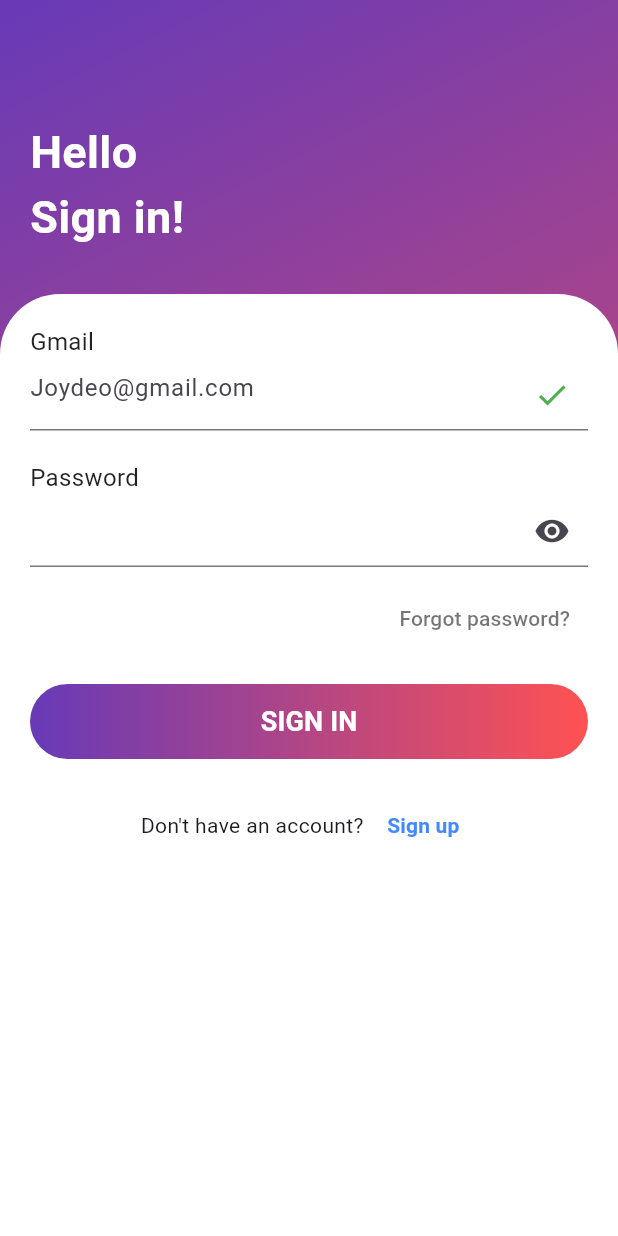
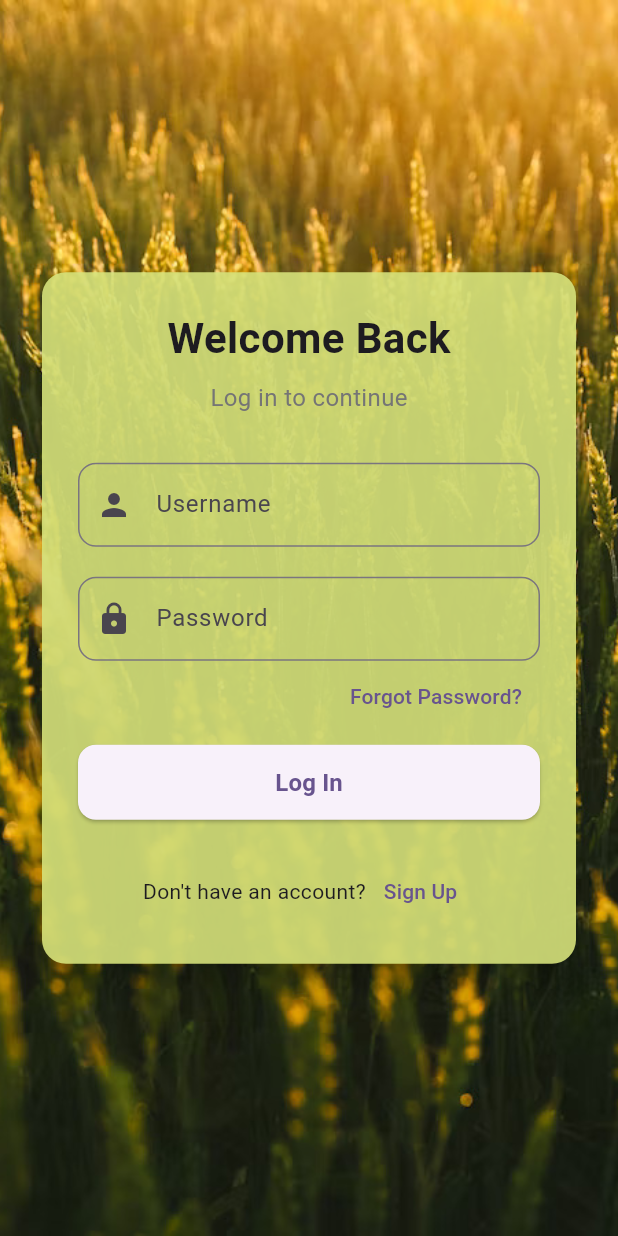
Before and after one commit to Jithin-janardhanan/IOT-project, a Flutter app: the screen it shows after launch, on a phone screen of 412 x 824 dp. Run offline on Flutter 3.47's test engine with Material 3 defaults, Android fonts, the phone set to English and light mode, and no system bars.

Commit message:
login without shared preference

```diff
--- a/lib/home_page.dart
+++ b/lib/home_page.dart
@@ -3,12 +3,12 @@ import 'package:flutter/material.dart';
 import 'dart:convert';
 import 'package:http/http.dart' as http;
 
-class home extends StatefulWidget {
+class Home extends StatefulWidget {
   @override
-  _homeState createState() => _homeState();
+  _HomeState createState() => _HomeState();
 }
 
-class _homeState extends State<home> {
+class _HomeState extends State<Home> {
   final TextEditingController usernameController = TextEditingController();
   final TextEditingController phoneController = TextEditingController();
   bool status = true;
--- /dev/null
+++ b/lib/login.dart
@@ -0,0 +1,287 @@
+import 'package:flutter/material.dart';
+import 'dart:convert';
+import 'package:http/http.dart' as http;
+import 'package:iot/home_page.dart';
+
+class Login extends StatefulWidget {
+  @override
+  _LoginState createState() => _LoginState();
+}
+
+class _LoginState extends State<Login> {
+  final _formkey = GlobalKey<FormState>();
+  final TextEditingController _usernameController = TextEditingController();
+  final TextEditingController _passwordController = TextEditingController();
+  bool _isLoading = false;
+  String _statusMessage = '';
+  bool _isSuccess = false;
+
+  Future<void> _login() async {
+    if (!_formkey.currentState!.validate()) {
+      return;
+    }
+
+    setState(() {
+      _isLoading = true;
+      _statusMessage = '';
+      _isSuccess = false;
+    });
+
+    try {
+      var headers = {
+        'Accept': 'application/json',
+        'Content-Type': 'application/json'
+      };
+
+      var uri = Uri.parse('http://192.168.20.10:8000/login/');
+
+      // If you're on a physical device:
+      // var uri = Uri.parse('http://YOUR_MACHINE_IP:8000/login/');
+
+      var body = json.encode({
+        "username": _usernameController.text.trim()           ,
+        "password": _passwordController.text
+      });
+
+      print('Attempting to connect to: $uri');
+
+      var response = await http
+          .post(uri, headers: headers, body: body)
+          .timeout(Duration(seconds: 10));
+
+      setState(() {
+        _isLoading = false;
+      });
+
+      if (response.statusCode == 200) {
+        setState(() {
+          _statusMessage = 'Login successful!';
+          _isSuccess = true;
+        });
+
+        // Navigate to dashboard
+        Future.delayed(const Duration(milliseconds: 500), () {
+          Navigator.push(
+            context,
+            MaterialPageRoute(builder: (context) => Home()),
+          );
+        });
+      } else if (response.statusCode == 400) {
+        _statusMessage = 'check password and email';
+        _isSuccess = false;
+      } else {
+        setState(() {
+          _statusMessage =
+              'Login failed: ${response.statusCode} - ${response.reasonPhrase ?? 'Unknown error'}';
+          _isSuccess = false;
+        });
+      }
+    } catch (e) {
+      print('Exception during login: ${e.toString()}');
+      setState(() {
+        _isLoading = false;
+        _statusMessage =
+            'Connection error: Unable to reach the server. Please check your network connection and server status.';
+        _isSuccess = false;
+      });
+    }
+  }
+
+  @override
+  Widget build(BuildContext context) {
+    return Scaffold(
+      body: Container(
+        width: double.infinity,
+        decoration: BoxDecoration(
+          image: DecorationImage(
+              image: AssetImage("assets/agri.jpg"), fit: BoxFit.cover),
+          gradient: LinearGradient(
+            begin: Alignment.topCenter,
+            end: Alignment.bottomCenter,
+            colors: [
+              const Color.fromARGB(255, 250, 92, 92),
+              const Color.fromARGB(255, 89, 6, 6)
+            ],
+          ),
+        ),
+        child: SafeArea(
+          child: Center(
+            child: SingleChildScrollView(
+              padding: const EdgeInsets.all(24),
+              child: Card(
+                color: const Color.fromARGB(255, 214, 226, 123)
+                    .withValues(alpha: .9),
+                elevation: 8,
+                shape: RoundedRectangleBorder(
+                  borderRadius: BorderRadius.circular(16),
+                ),
+                child: Padding(
+                  padding: const EdgeInsets.all(24),
+                  child: Form(
+                    key: _formkey,
+                    child: Column(
+                      mainAxisSize: MainAxisSize.min,
+                      children: [
+                        const Text(
+                          'Welcome Back',
+                          style: TextStyle(
+                            fontSize: 28,
+                            fontWeight: FontWeight.bold,
+                          ),
+                        ),
+                        const SizedBox(height: 8),
+                        Text(
+                          'Log in to continue',
+                          style: TextStyle(
+                            fontSize: 16,
+                            color: Colors.grey.shade600,
+                          ),
+                        ),
+                        const SizedBox(height: 32),
+                        TextFormField(
+                          controller: _usernameController,
+                          decoration: InputDecoration(
+                            labelText: 'Username',
+                            prefixIcon: const Icon(Icons.person),
+                            border: OutlineInputBorder(
+                              borderRadius: BorderRadius.circular(12),
+                            ),
+                          ),
+                          validator: (value) {
+                            if (value == null || value.isEmpty) {
+                              return 'Please enter your username';
+                            }
+                            return null;
+                          },
+                        ),
+                        const SizedBox(height: 20),
+                        TextFormField(
+                          controller: _passwordController,
+                          decoration: InputDecoration(
+                            labelText: 'Password',
+                            prefixIcon: const Icon(Icons.lock),
+                            border: OutlineInputBorder(
+                              borderRadius: BorderRadius.circular(12),
+                            ),
+                          ),
+                          obscureText: true,
+                          validator: (value) {
+                            if (value == null || value.isEmpty) {
+                              return 'Please enter your password';
+                            }
+                            return null;
+                          },
+                        ),
+                        Align(
+                          alignment: Alignment.centerRight,
+                          child: TextButton(
+                            onPressed: () {
+                              // Implement forgot password logic
+                            },
+                            child: const Text('Forgot Password?'),
+                          ),
+                        ),
+
+                        // Toggle between mock and API authentication (for development)
+
+                        const SizedBox(height: 8),
+
+                        if (_statusMessage.isNotEmpty)
+                          Padding(
+                            padding: const EdgeInsets.only(bottom: 16),
+                            child: Text(
+                              _statusMessage,
+                              style: TextStyle(
+                                color: _isSuccess ? Colors.green : Colors.red,
+                                fontWeight: FontWeight.bold,
+                              ),
+                            ),
+                          ),
+                        SizedBox(
+                          width: double.infinity,
+                          height: 50,
+                          child: ElevatedButton(
+                            onPressed: _isLoading ? null : _login,
+                            style: ElevatedButton.styleFrom(
+                              shape: RoundedRectangleBorder(
+                                borderRadius: BorderRadius.circular(12),
+                              ),
+                            ),
+                            child: _isLoading
+                                ? const CircularProgressIndicator(
+                                    color: Colors.white)
+                                : const Text(
+                                    'Log In',
+                                    style: TextStyle(
+                                      fontSize: 16,
+                                      fontWeight: FontWeight.bold,
+                                    ),
+                                  ),
+                          ),
+                        ),
+                        const SizedBox(height: 24),
+                        Row(
+                          mainAxisAlignment: MainAxisAlignment.center,
+                          children: [
+                            const Text("Don't have an account?"),
+                            TextButton(
+                              onPressed: () {
+                                // Navigate to signup page
+                              },
+                              child: const Text('Sign Up'),
+                            ),
+                          ],
+                        ),
+                      ],
+                    ),
+                  ),
+                ),
+              ),
+            ),
+          ),
+        ),
+      ),
+    );
+  }
+
+  @override
+  void dispose() {
+    _usernameController.dispose();
+    _passwordController.dispose();
+    super.dispose();
+  }
+}
+
+// Dashboard page
+class DashboardPage extends StatelessWidget {
+  const DashboardPage({Key? key}) : super(key: key);
+
+  @override
+  Widget build(BuildContext context) {
+    return Scaffold(
+      appBar: AppBar(
+        title: const Text('Dashboard'),
+      ),
+      body: Center(
+        child: Column(
+          mainAxisAlignment: MainAxisAlignment.center,
+          children: [
+            const Text(
+              'Welcome, Jithin!',
+              style: TextStyle(fontSize: 24, fontWeight: FontWeight.bold),
+            ),
+            const SizedBox(height: 20),
+            const Text('You have successfully logged in.'),
+            const SizedBox(height: 40),
+            ElevatedButton(
+              onPressed: () {
+                Navigator.pop(context);
+              },
+              child: const Text('Log Out'),
+            ),
+          ],
+        ),
+      ),
+    );
+  }
+}
--- a/lib/main.dart
+++ b/lib/main.dart
@@ -1,6 +1,6 @@
 import 'package:flutter/material.dart';
 import 'package:iot/home_page.dart';
-import 'package:iot/signup.dart';
+import 'package:iot/login.dart';
 
 void main() {
   runApp(const MyApp());
@@ -18,7 +18,7 @@ class MyApp extends StatelessWidget {
         colorScheme: ColorScheme.fromSeed(seedColor: Colors.deepPurple),
         useMaterial3: true,
       ),
-      home: LoginScreen(),
+      home: Login(),
       debugShowCheckedModeBanner: false,
     );
   }
--- a/lib/signup.dart
+++ /dev/null
@@ -1,183 +0,0 @@
-import 'package:flutter/material.dart';
-
-class LoginScreen extends StatefulWidget {
-  const LoginScreen({super.key});
-
-  @override
-  State<LoginScreen> createState() => _LoginScreenState();
-}
-
-class _LoginScreenState extends State<LoginScreen> {
-  final TextEditingController _emailController = TextEditingController();
-  final TextEditingController _passwordController = TextEditingController();
-  bool _isObscure = true;
-
-  @override
-  Widget build(BuildContext context) {
-    return Scaffold(
-      body: Container(
-        width: double.infinity,
-        decoration: BoxDecoration(
-          gradient: LinearGradient(
-            colors: [Colors.deepPurple, Colors.redAccent],
-            begin: Alignment.topLeft,
-            end: Alignment.bottomRight,
-          ),
-        ),
-        child: Column(
-          children: [
-            const SizedBox(height: 80),
-            // Greeting Text
-            const Padding(
-              padding: EdgeInsets.symmetric(horizontal: 20),
-              child: Align(
-                alignment: Alignment.topLeft,
-                child: Text(
-                  "Hello\nSign in!",
-                  style: TextStyle(
-                    fontSize: 30,
-                    fontWeight: FontWeight.bold,
-                    color: Colors.white,
-                  ),
-                ),
-              ),
-            ),
-
-            const SizedBox(height: 30),
-
-            // Login Form
-            Expanded(
-              child: Container(
-                width: double.infinity,
-                padding: const EdgeInsets.all(20),
-                decoration: const BoxDecoration(
-                  color: Colors.white,
-                  borderRadius: BorderRadius.only(
-                    topLeft: Radius.circular(40),
-                    topRight: Radius.circular(40),
-                  ),
-                ),
-                child: Column(
-                  crossAxisAlignment: CrossAxisAlignment.start,
-                  children: [
-                    const Text(
-                      "Gmail",
-                      style: TextStyle(fontSize: 16, color: Colors.black87),
-                    ),
-                    TextFormField(
-                      controller: _emailController,
-                      decoration: InputDecoration(
-                        hintText: "Joydeo@gmail.com",
-                        suffixIcon: const Icon(Icons.check, color: Colors.green),
-                      ),
-                    ),
-
-                    const SizedBox(height: 20),
-
-                    const Text(
-                      "Password",
-                      style: TextStyle(fontSize: 16, color: Colors.black87),
-                    ),
-                    TextFormField(
-                      controller: _passwordController,
-                      obscureText: _isObscure,
-                      decoration: InputDecoration(
-                        suffixIcon: IconButton(
-                          icon: Icon(
-                            _isObscure ? Icons.visibility : Icons.visibility_off,
-                          ),
-                          onPressed: () {
-                            setState(() {
-                              _isObscure = !_isObscure;
-                            });
-                          },
-                        ),
-                      ),
-                    ),
-
-                    const SizedBox(height: 10),
-
-                    // Forgot Password
-                    Align(
-                      alignment: Alignment.centerRight,
-                      child: TextButton(
-                        onPressed: () {},
-                        child: const Text(
-                          "Forgot password?",
-                          style: TextStyle(color: Colors.black54),
-                        ),
-                      ),
-                    ),
-
-                    const SizedBox(height: 20),
-
-                    // Sign In Button with Gradient
-                    SizedBox(
-                      width: double.infinity,
-                      height: 50,
-                      child: ElevatedButton(
-                        onPressed: () {},
-                        style: ElevatedButton.styleFrom(
-                          padding: EdgeInsets.zero,
-                          shape: RoundedRectangleBorder(
-                            borderRadius: BorderRadius.circular(25),
-                          ),
-                        ).copyWith(
-                          backgroundColor: MaterialStateProperty.all(
-                            Colors.transparent,
-                          ),
-                          shadowColor: MaterialStateProperty.all(
-                            Colors.transparent,
-                          ),
-                        ),
-                        child: Ink(
-                          decoration: BoxDecoration(
-                            gradient: LinearGradient(
-                              colors: [Colors.deepPurple, Colors.redAccent],
-                            ),
-                            borderRadius: BorderRadius.circular(25),
-                          ),
-                          child: Container(
-                            alignment: Alignment.center,
-                            child: const Text(
-                              "SIGN IN",
-                              style: TextStyle(
-                                fontSize: 18,
-                                fontWeight: FontWeight.bold,
-                                color: Colors.white,
-                              ),
-                            ),
-                          ),
-                        ),
-                      ),
-                    ),
-
-                    const SizedBox(height: 20),
-
-                    // Sign Up Text
-                    Row(
-                      mainAxisAlignment: MainAxisAlignment.center,
-                      children: [
-                        const Text("Don't have an account? "),
-                        TextButton(
-                          onPressed: () {},
-                          child: const Text(
-                            "Sign up",
-                            style: TextStyle(
-                              color: Colors.blueAccent,
-                              fontWeight: FontWeight.bold,
-                            ),
-                          ),
-                        ),
-                      ],
-                    )
-                  ],
-                ),
-              ),
-            ),
-          ],
-        ),
-      ),
-    );
-  }
-}
```
Also changed, not shown: pubspec.yaml (+5 -2 lines), assets/agri.jpg (added), lib/dashboard.dart (added), pubspec.lock, 5 other files.
